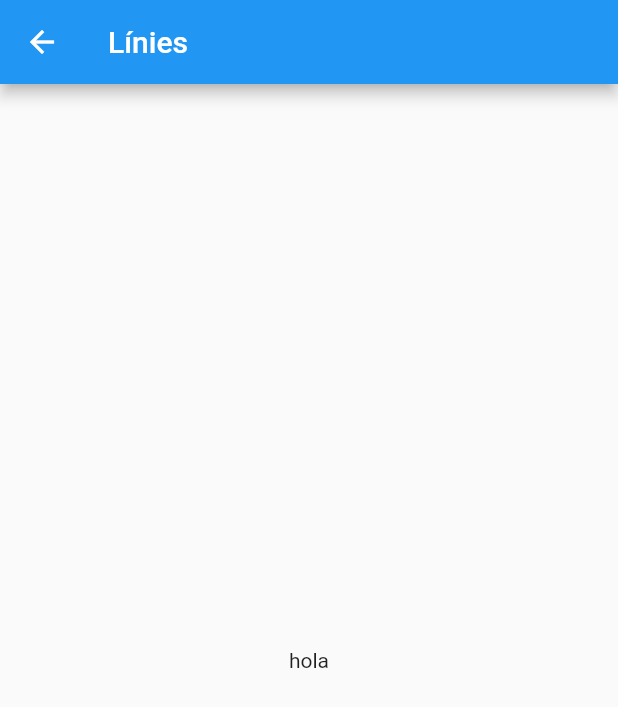
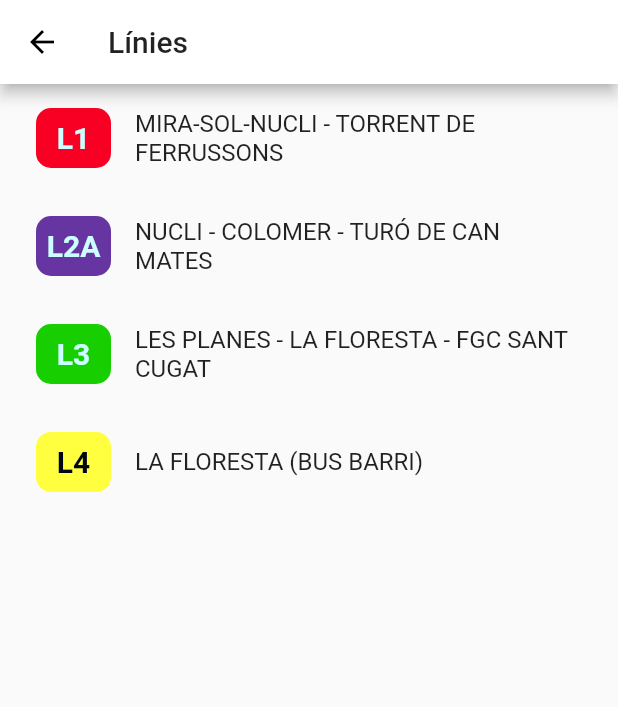
Before and after one commit to alloza95/stc_mobilitat, a Flutter app: the Lines screen opened by its route, on a phone screen of 412 x 824 dp. Shown: the top 707 px of the screen. Run offline on Flutter 3.47's test engine with Material 2 defaults, Android fonts, the phone set to English and light mode, and no system bars; our stand-ins replace google_maps_flutter, location.

Commit message:
Layout Llista de línies amb dades de prova

```diff
--- a/lib/main.dart
+++ b/lib/main.dart
@@ -22,6 +22,10 @@ class MyApp extends StatelessWidget {
         TitlesPrices.routeName: (BuildContext context) => TitlesPrices(),
         Service.routeName: (BuildContext context) => Service()
       },
+      theme: ThemeData(
+        primaryColor: Colors.white,
+        accentColor: Colors.green
+      ),
     );
   }
 }
--- a/lib/src/home.dart
+++ b/lib/src/home.dart
@@ -100,6 +100,8 @@ class _HomeState extends State<Home> {
     super.initState();
   }
 
+
+  //TODO: Trobar la manera de posar els mètodes de localització en un altre axiu a part
   //Obté la posició de l'usuari i el converteix en el centre del mapa
   Future<void> _getLocation() async {
     if (_permissionGranted != PermissionStatus.granted) {
--- /dev/null
+++ b/lib/src/screens/line_item.dart
@@ -0,0 +1,42 @@
+import 'package:flutter/material.dart';
+import 'package:stc_mobilitat_app/src/models/line.dart';
+
+class HexColor extends Color {
+  static int _getColorFromHex(String hexColor) {
+    hexColor = hexColor.toUpperCase().replaceAll("#", "");
+    if (hexColor.length == 6) {
+      hexColor = "FF" + hexColor;
+    }
+    return int.parse(hexColor, radix: 16);
+  }
+
+  HexColor(final String hexColor) : super(_getColorFromHex(hexColor));
+}
+
+class LineItem extends StatelessWidget {
+  final Line line;
+  LineItem({this.line});
+
+  @override
+  Widget build(BuildContext context) {
+    return Padding(
+      padding: const EdgeInsets.all(8.0),
+      child: ListTile(
+        leading: Container(
+          height: 40,
+          width: 50,
+          decoration: BoxDecoration(
+              color: HexColor(line.color),
+              borderRadius: BorderRadius.all(Radius.circular(10))),
+          child: Center(
+            child: Text(
+              line.code,
+              style: TextStyle(color: HexColor(line.textColor), fontSize: 20, fontWeight: FontWeight.bold),
+            ),
+          ),
+        ),
+        title: Text(line.description),
+      ),
+    );
+  }
+}
--- a/lib/src/screens/lines_screen.dart
+++ b/lib/src/screens/lines_screen.dart
@@ -1,4 +1,6 @@
 import 'package:flutter/material.dart';
+import 'package:stc_mobilitat_app/src/models/line.dart';
+import 'package:stc_mobilitat_app/src/screens/line_item.dart';
 
 class Lines extends StatefulWidget {
   static String routeName = '/lines';
@@ -8,15 +10,30 @@ class Lines extends StatefulWidget {
 }
 
 class _LinesState extends State<Lines> {
+  buildList(){
+    return <Line>[
+      Line(1, 'L1', "MIRA-SOL-NUCLI - TORRENT DE FERRUSSONS", '#F70023', '#CCFFFF'),
+      Line(2, 'L2A', "NUCLI - COLOMER - TURÓ DE CAN MATES", '#6735A1', '#CCFFFF'),
+      Line(3, 'L3', "LES PLANES - LA FLORESTA - FGC SANT CUGAT", '#17CF00', '#CCFFFF'),
+      Line(4, 'L4', "LA FLORESTA (BUS BARRI)", '#FFFF40', '#010515'),
+    ];
+  }
+
+  List<LineItem> _buildContactList(){
+    return buildList()
+    .map<LineItem>((line) => LineItem(line: line))
+    .toList();
+  }
+
   @override
   Widget build(BuildContext context) {
     return Scaffold(
       appBar: AppBar(
         title: Text('Línies'),
       ),
-      body: Center(
-        child: Text('hola'),
-      ),
+      body: ListView(
+        children: _buildContactList(),
+      )
     );
   }
 }
```
